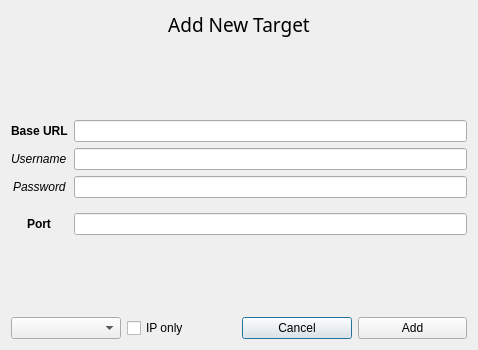
This is core/qt5/AddTargetDialog.ui in 0xInfection/TIDoS-Framework as Qt 5 draws it before an edit. The edited form follows.
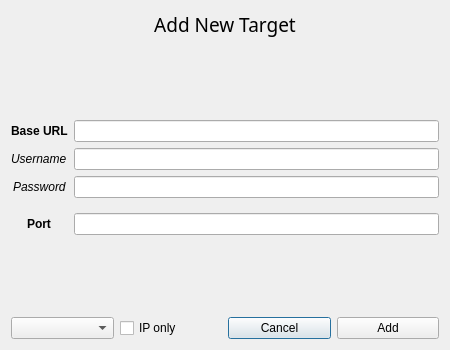
This is the edited form. Icons and pictures are not drawn.

Diff of the .ui file:
```diff
--- a/core/qt5/AddTargetDialog.ui
+++ b/core/qt5/AddTargetDialog.ui
@@ -6,7 +6,7 @@
    <rect>
     <x>0</x>
     <y>0</y>
-    <width>478</width>
+    <width>450</width>
     <height>350</height>
    </rect>
   </property>
```
